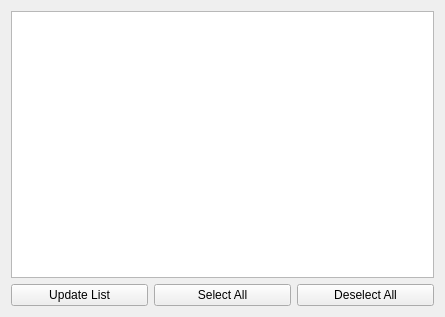
Before: the Qt Designer form obslight/ObsLightGui/ui/wizard_chooseGitPackage.ui in ronan22/obs-light, drawn with Qt 5.
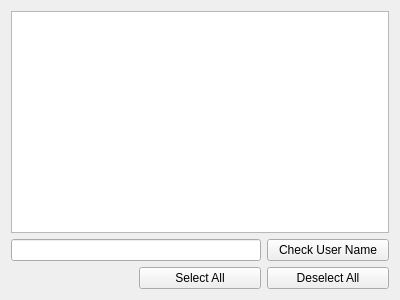
After: the same form once the commit is applied.

```diff
--- a/obslight/ObsLightGui/ui/wizard_chooseGitPackage.ui
+++ b/obslight/ObsLightGui/ui/wizard_chooseGitPackage.ui
@@ -6,8 +6,8 @@
    <rect>
     <x>0</x>
     <y>0</y>
-    <width>445</width>
-    <height>317</height>
+    <width>400</width>
+    <height>300</height>
    </rect>
   </property>
   <property name="windowTitle">
@@ -17,27 +17,30 @@
    <item row="0" column="0" colspan="3">
     <widget class="QTreeView" name="gitProjectTreeView"/>
    </item>
-   <item row="1" column="1">
+   <item row="2" column="1">
     <widget class="QPushButton" name="selectAllPushButton">
      <property name="text">
       <string>Select All</string>
      </property>
     </widget>
    </item>
-   <item row="1" column="2">
+   <item row="2" column="2">
     <widget class="QPushButton" name="unselectAllPushButton">
      <property name="text">
       <string>Deselect All</string>
      </property>
     </widget>
    </item>
-   <item row="1" column="0">
-    <widget class="QPushButton" name="updateListPushButton">
+   <item row="1" column="0" colspan="2">
+    <widget class="QLineEdit" name="userTizenGitNameLineEdit"/>
+   </item>
+   <item row="1" column="2">
+    <widget class="QPushButton" name="pushButton">
      <property name="toolTip">
       <string>Only available for OBS Light Tizen Live manifest </string>
      </property>
      <property name="text">
-      <string>Update List</string>
+      <string>Check User Name</string>
      </property>
     </widget>
    </item>
```
Left out of the diff: 2 changed lines with no effect on the pictures.
